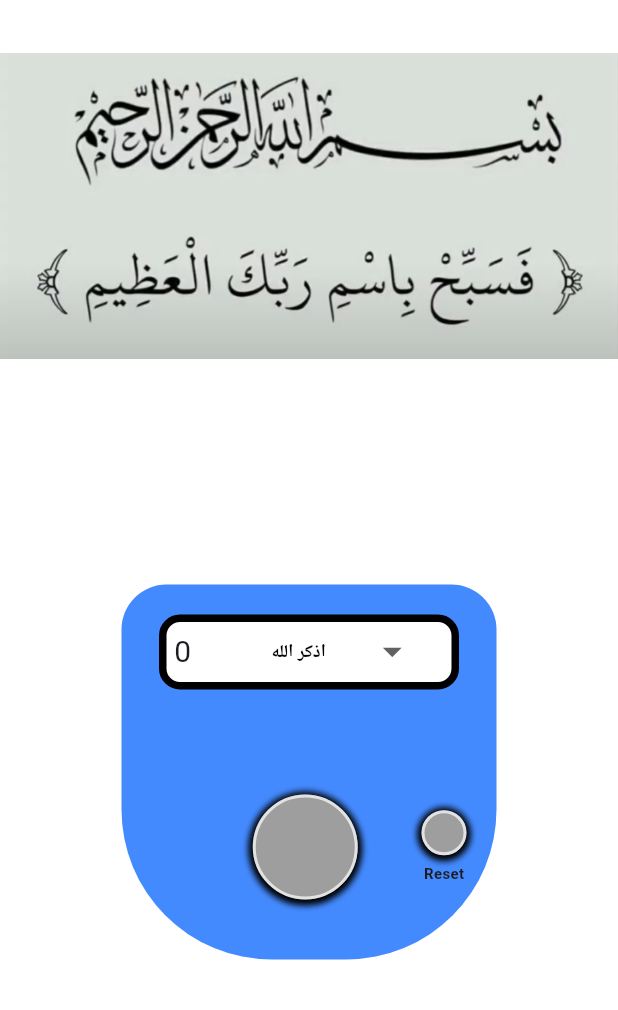
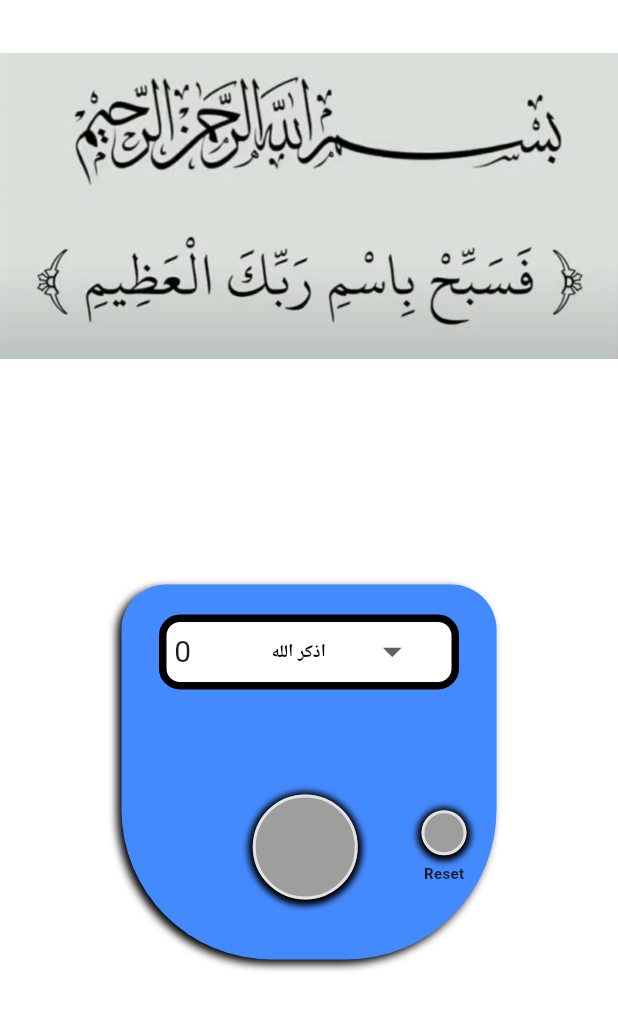
Before and after one commit to AhmedAyman951753/khatem_tasbeeh, a Flutter app: the screen it shows after launch, on a phone screen of 412 x 824 dp. Shown: the top 1010 px of the screen. Run offline on Flutter 3.47's test engine with Material 3 defaults, Android fonts, the phone set to English and light mode, and no system bars.

Commit message:
shadow commit

```diff
--- a/lib/Home_Page.dart
+++ b/lib/Home_Page.dart
@@ -1,8 +1,6 @@
 import 'package:flutter/material.dart';
-import 'package:flutter_svg/svg.dart';
 import 'package:khatem_tasbeeh/Categories/AppColors.dart';
 import 'package:khatem_tasbeeh/Categories/AppImages.dart';
-import 'package:khatem_tasbeeh/Categories/AppIcons.dart';
 
 class HomePage extends StatefulWidget {
   const HomePage({super.key});
@@ -30,6 +28,7 @@
             decoration: BoxDecoration(
               color: Colors.blueAccent,
               borderRadius: BorderRadius.only(bottomLeft: Radius.circular(100), bottomRight: Radius.circular(100), topLeft: Radius.circular(30), topRight: Radius.circular(30)),
+              boxShadow: [BoxShadow(color: AppColors.black, blurRadius: 4, offset: Offset(-3, 3))]
 
             ),
             child: Column(
```
